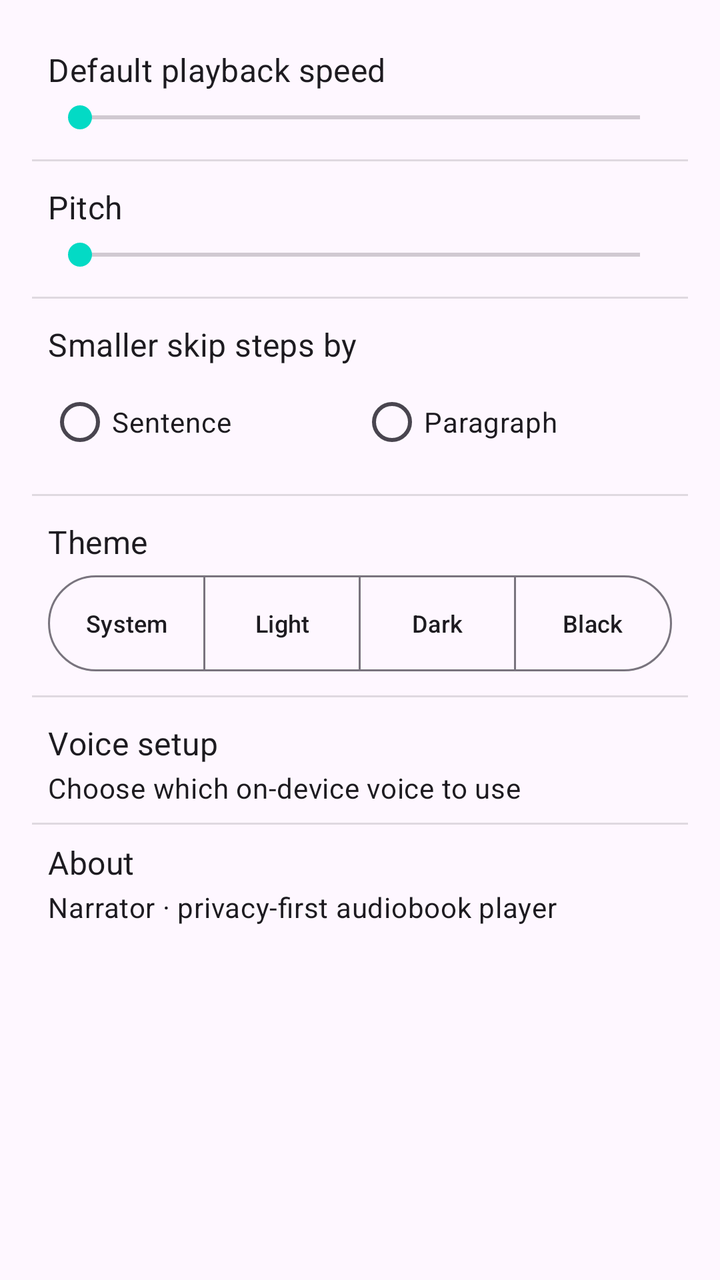
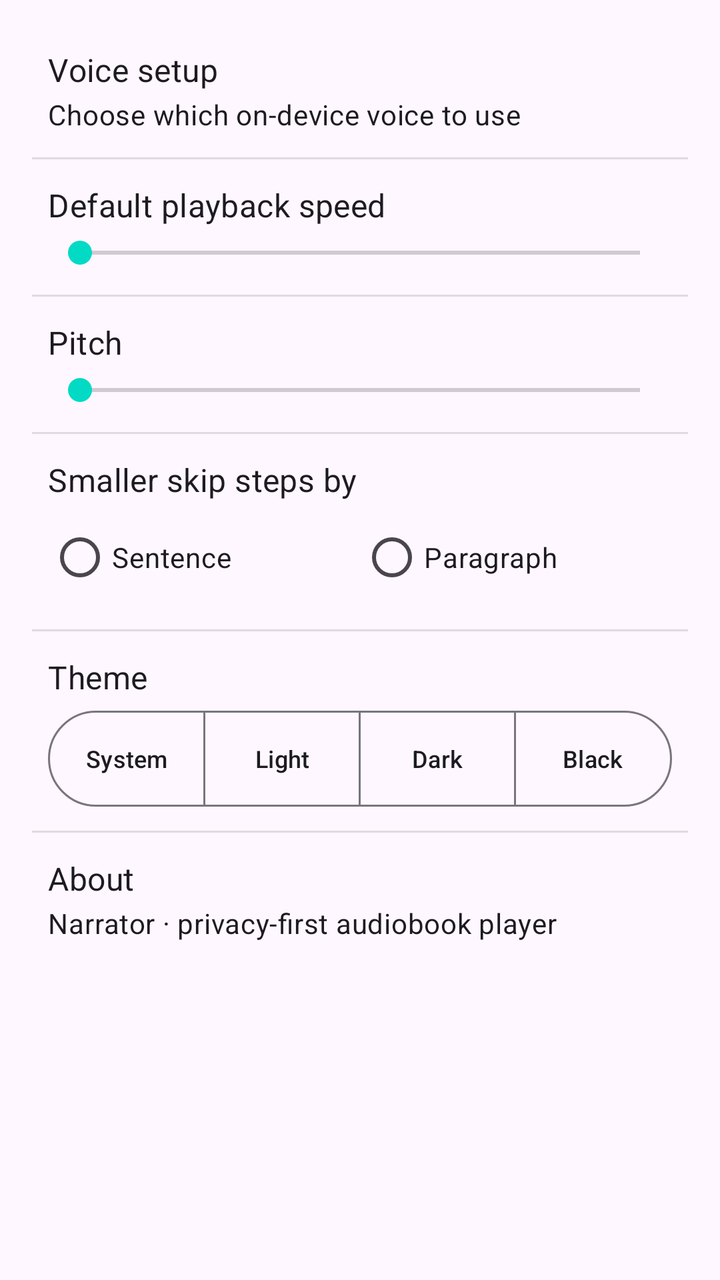

Two renders of the same Android screen: before a commit and after it. Below are the layout's source before the change and the commit's diff.
<!-- AndroidManifest.xml: application theme Theme.Narrator -->
<!-- res/layout/fragment_settings.xml -->
<?xml version="1.0" encoding="utf-8"?>
<ScrollView xmlns:android="http://schemas.android.com/apk/res/android"
    xmlns:app="http://schemas.android.com/apk/res-auto"
    android:layout_width="match_parent"
    android:layout_height="match_parent">

    <LinearLayout
        android:layout_width="match_parent"
        android:layout_height="wrap_content"
        android:orientation="vertical"
        android:padding="16dp">

        
        <LinearLayout
            android:layout_width="match_parent"
            android:layout_height="wrap_content"
            android:orientation="vertical"
            android:padding="8dp">

            <LinearLayout
                android:layout_width="match_parent"
                android:layout_height="wrap_content"
                android:orientation="horizontal"
                android:gravity="center_vertical">

                <TextView
                    android:layout_width="0dp"
                    android:layout_height="wrap_content"
                    android:layout_weight="1"
                    android:text="@string/settings_default_speed"
                    android:textAppearance="?attr/textAppearanceSubtitle1" />

                <TextView
                    android:id="@+id/settings_speed_value"
                    android:layout_width="wrap_content"
                    android:layout_height="wrap_content"
                    android:textAppearance="?attr/textAppearanceBody2" />
            </LinearLayout>

            <SeekBar
                android:id="@+id/settings_speed_seek"
                android:layout_width="match_parent"
                android:layout_height="wrap_content"
                android:layout_marginTop="4dp"
                android:max="12" />
        </LinearLayout>

        <View
            android:layout_width="match_parent"
            android:layout_height="1dp"
            android:layout_marginVertical="4dp"
            android:background="?android:attr/listDivider" />

        
        <LinearLayout
            android:layout_width="match_parent"
            android:layout_height="wrap_content"
            android:orientation="vertical"
            android:padding="8dp">

            <LinearLayout
                android:layout_width="match_parent"
                android:layout_height="wrap_content"
                android:orientation="horizontal"
                android:gravity="center_vertical">

                <TextView
                    android:layout_width="0dp"
                    android:layout_height="wrap_content"
                    android:layout_weight="1"
                    android:text="@string/settings_pitch"
                    android:textAppearance="?attr/textAppearanceSubtitle1" />

                <TextView
                    android:id="@+id/settings_pitch_value"
                    android:layout_width="wrap_content"
                    android:layout_height="wrap_content"
                    android:textAppearance="?attr/textAppearanceBody2" />
            </LinearLayout>

            <SeekBar
                android:id="@+id/settings_pitch_seek"
                android:layout_width="match_parent"
                android:layout_height="wrap_content"
                android:layout_marginTop="4dp"
                android:max="20" />
        </LinearLayout>

        <View
            android:layout_width="match_parent"
            android:layout_height="1dp"
            android:layout_marginVertical="4dp"
            android:background="?android:attr/listDivider" />

        
        <LinearLayout
            android:layout_width="match_parent"
            android:layout_height="wrap_content"
            android:orientation="vertical"
            android:padding="8dp">

            <TextView
                android:layout_width="wrap_content"
                android:layout_height="wrap_content"
                android:text="@string/settings_skip_increment"
                android:textAppearance="?attr/textAppearanceSubtitle1" />

            <RadioGroup
                android:id="@+id/settings_skip_group"
                android:layout_width="match_parent"
                android:layout_height="wrap_content"
                android:layout_marginTop="4dp"
                android:orientation="horizontal">

                <RadioButton
                    android:id="@+id/settings_skip_sentence"
                    android:layout_width="0dp"
                    android:layout_height="wrap_content"
                    android:layout_weight="1"
                    android:text="@string/settings_skip_sentence" />

                <RadioButton
                    android:id="@+id/settings_skip_paragraph"
                    android:layout_width="0dp"
                    android:layout_height="wrap_content"
                    android:layout_weight="1"
                    android:text="@string/settings_skip_paragraph" />
            </RadioGroup>
        </LinearLayout>

        <View
            android:layout_width="match_parent"
            android:layout_height="1dp"
            android:layout_marginVertical="4dp"
            android:background="?android:attr/listDivider" />

        
        <LinearLayout
            android:layout_width="match_parent"
            android:layout_height="wrap_content"
            android:orientation="vertical"
            android:padding="8dp">

            <TextView
                android:layout_width="wrap_content"
                android:layout_height="wrap_content"
                android:text="@string/settings_theme"
                android:textAppearance="?attr/textAppearanceSubtitle1" />

            <com.google.android.material.button.MaterialButtonToggleGroup
                android:id="@+id/settings_theme_group"
                android:layout_width="match_parent"
                android:layout_height="wrap_content"
                android:layout_marginTop="6dp"
                app:singleSelection="true"
                app:selectionRequired="true">

                <com.google.android.material.button.MaterialButton
                    android:id="@+id/settings_theme_system"
                    style="?attr/materialButtonOutlinedStyle"
                    android:layout_width="0dp"
                    android:layout_height="wrap_content"
                    android:layout_weight="1"
                    android:textSize="12sp"
                    android:insetTop="0dp"
                    android:insetBottom="0dp"
                    android:paddingHorizontal="8dp"
                    android:text="@string/settings_theme_system_short" />

                <com.google.android.material.button.MaterialButton
                    android:id="@+id/settings_theme_light"
                    style="?attr/materialButtonOutlinedStyle"
                    android:layout_width="0dp"
                    android:layout_height="wrap_content"
                    android:layout_weight="1"
                    android:textSize="12sp"
                    android:insetTop="0dp"
                    android:insetBottom="0dp"
                    android:paddingHorizontal="8dp"
                    android:text="@string/settings_theme_light" />

                <com.google.android.material.button.MaterialButton
                    android:id="@+id/settings_theme_dark"
                    style="?attr/materialButtonOutlinedStyle"
                    android:layout_width="0dp"
                    android:layout_height="wrap_content"
                    android:layout_weight="1"
                    android:textSize="12sp"
                    android:insetTop="0dp"
                    android:insetBottom="0dp"
                    android:paddingHorizontal="8dp"
                    android:text="@string/settings_theme_dark" />

                <com.google.android.material.button.MaterialButton
                    android:id="@+id/settings_theme_amoled"
                    style="?attr/materialButtonOutlinedStyle"
                    android:layout_width="0dp"
                    android:layout_height="wrap_content"
                    android:layout_weight="1"
                    android:textSize="12sp"
                    android:insetTop="0dp"
                    android:insetBottom="0dp"
                    android:paddingHorizontal="8dp"
                    android:text="@string/settings_theme_amoled_short" />
            </com.google.android.material.button.MaterialButtonToggleGroup>
        </LinearLayout>

        <View
            android:layout_width="match_parent"
            android:layout_height="1dp"
            android:layout_marginVertical="4dp"
            android:background="?android:attr/listDivider" />

        
        <LinearLayout
            android:id="@+id/settings_voice_setup_row"
            android:layout_width="match_parent"
            android:layout_height="wrap_content"
            android:orientation="vertical"
            android:padding="8dp"
            android:background="?attr/selectableItemBackground">

            <TextView
                android:layout_width="wrap_content"
                android:layout_height="wrap_content"
                android:text="@string/settings_voice_setup"
                android:textAppearance="?attr/textAppearanceSubtitle1" />

            <TextView
                android:layout_width="wrap_content"
                android:layout_height="wrap_content"
                android:layout_marginTop="2dp"
                android:text="@string/settings_voice_setup_summary"
                android:textAppearance="?attr/textAppearanceBody2" />
        </LinearLayout>

        <View
            android:layout_width="match_parent"
            android:layout_height="1dp"
            android:background="?android:attr/listDivider" />

        <LinearLayout
            android:id="@+id/settings_about_row"
            android:layout_width="match_parent"
            android:layout_height="wrap_content"
            android:orientation="vertical"
            android:padding="8dp"
            android:background="?attr/selectableItemBackground"
            android:clickable="true"
            android:focusable="true">

            <TextView
                android:layout_width="wrap_content"
                android:layout_height="wrap_content"
                android:text="@string/settings_about"
                android:textAppearance="?attr/textAppearanceSubtitle1" />

            <TextView
                android:layout_width="wrap_content"
                android:layout_height="wrap_content"
                android:layout_marginTop="2dp"
                android:text="@string/settings_about_summary"
                android:textAppearance="?attr/textAppearanceBody2" />
        </LinearLayout>
    </LinearLayout>
</ScrollView>
<!-- resources referenced by this layout -->
<resources>
  <string name="settings_about">About</string>
  <string name="settings_about_summary">Narrator · privacy-first audiobook player</string>
  <string name="settings_default_speed">Default playback speed</string>
  <string name="settings_pitch">Pitch</string>
  <string name="settings_skip_increment">Smaller skip steps by</string>
  <string name="settings_skip_paragraph">Paragraph</string>
  <string name="settings_skip_sentence">Sentence</string>
  <string name="settings_theme">Theme</string>
  <string name="settings_theme_amoled_short">Black</string>
  <string name="settings_theme_dark">Dark</string>
  <string name="settings_theme_light">Light</string>
  <string name="settings_theme_system_short">System</string>
  <string name="settings_voice_setup">Voice setup</string>
  <string name="settings_voice_setup_summary">Choose which on-device voice to use</string>
  <style name="Theme.Narrator" parent="Theme.Material3.DayNight.NoActionBar">
          
          <item name="colorPrimary">@color/purple_500</item>
          <item name="colorPrimaryVariant">@color/purple_700</item>
          <item name="colorOnPrimary">@color/white</item>
          
          <item name="colorSecondary">@color/teal_200</item>
          <item name="colorSecondaryVariant">@color/teal_700</item>
          <item name="colorOnSecondary">@color/black</item>
          
          <item name="android:statusBarColor">?attr/colorPrimaryVariant</item>
          
      </style>
  <color name="purple_500">#FF6200EE</color>
  <color name="purple_700">#FF3700B3</color>
  <color name="white">#FFFFFFFF</color>
  <color name="teal_200">#FF03DAC5</color>
  <color name="teal_700">#FF018786</color>
  <color name="black">#FF000000</color>
</resources>

<!-- the commit's change to res/layout/fragment_settings.xml (unified diff, before → after) -->
@@ -12,6 +12,35 @@
 
         
         <LinearLayout
+            android:id="@+id/settings_voice_setup_row"
+            android:layout_width="match_parent"
+            android:layout_height="wrap_content"
+            android:orientation="vertical"
+            android:padding="8dp"
+            android:background="?attr/selectableItemBackground">
+
+            <TextView
+                android:layout_width="wrap_content"
+                android:layout_height="wrap_content"
+                android:text="@string/settings_voice_setup"
+                android:textAppearance="?attr/textAppearanceSubtitle1" />
+
+            <TextView
+                android:layout_width="wrap_content"
+                android:layout_height="wrap_content"
+                android:layout_marginTop="2dp"
+                android:text="@string/settings_voice_setup_summary"
+                android:textAppearance="?attr/textAppearanceBody2" />
+        </LinearLayout>
+
+        <View
+            android:layout_width="match_parent"
+            android:layout_height="1dp"
+            android:layout_marginVertical="4dp"
+            android:background="?android:attr/listDivider" />
+
+        
+        <LinearLayout
             android:layout_width="match_parent"
             android:layout_height="wrap_content"
             android:orientation="vertical"
@@ -209,34 +238,6 @@
             android:layout_width="match_parent"
             android:layout_height="1dp"
             android:layout_marginVertical="4dp"
-            android:background="?android:attr/listDivider" />
-
-        
-        <LinearLayout
-            android:id="@+id/settings_voice_setup_row"
-            android:layout_width="match_parent"
-            android:layout_height="wrap_content"
-            android:orientation="vertical"
-            android:padding="8dp"
-            android:background="?attr/selectableItemBackground">
-
-            <TextView
-                android:layout_width="wrap_content"
-                android:layout_height="wrap_content"
-                android:text="@string/settings_voice_setup"
-                android:textAppearance="?attr/textAppearanceSubtitle1" />
-
-            <TextView
-                android:layout_width="wrap_content"
-                android:layout_height="wrap_content"
-                android:layout_marginTop="2dp"
-                android:text="@string/settings_voice_setup_summary"
-                android:textAppearance="?attr/textAppearanceBody2" />
-        </LinearLayout>
-
-        <View
-            android:layout_width="match_parent"
-            android:layout_height="1dp"
             android:background="?android:attr/listDivider" />
 
         <LinearLayout
